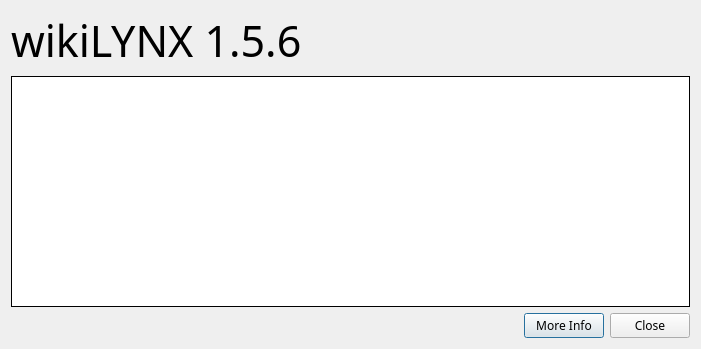
Before: the Qt Designer form src/ui/forms/whatsnew.ui in flamboyantpenguin/wikilynx, drawn with Qt 5.
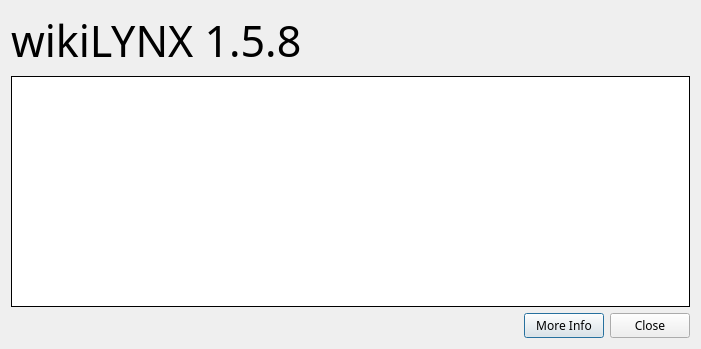
After: the same form once the commit is applied. Icons and pictures are not drawn.

The edit to the form file:
```diff
--- a/src/ui/forms/whatsnew.ui
+++ b/src/ui/forms/whatsnew.ui
@@ -33,7 +33,7 @@
       </font>
      </property>
      <property name="text">
-      <string>wikiLYNX 1.5.6</string>
+      <string>wikiLYNX 1.5.8</string>
      </property>
     </widget>
    </item>
```
